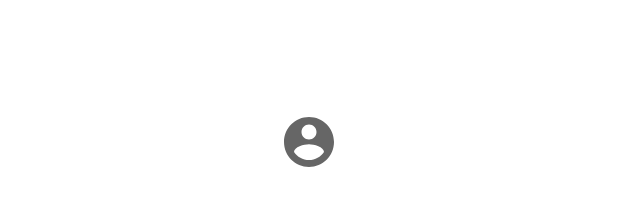
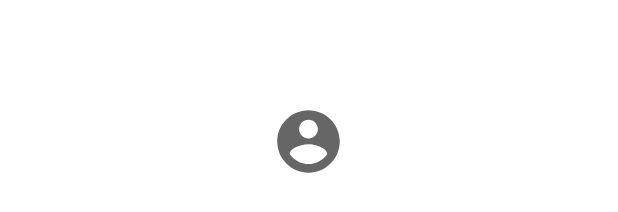
Before and after one commit to fyreplace/fyreplace-android, an Android app: the layout preference_image.xml on its own in the app's theme, with its tools: preview values and no code run, on a phone screen of 412 x 824 dp. Shown: the part 476-688 px from the top of the screen. Run offline under Robolectric (Android 15) with nearby library versions, the phone set to English and light mode, and no system bars.

Commit message:
Make settings avatar larger

```diff
--- a/app/src/main/res/layout/preference_image.xml
+++ b/app/src/main/res/layout/preference_image.xml
@@ -5,8 +5,8 @@
 
     <ImageView
         android:id="@+id/image"
-        android:layout_width="@dimen/avatar_size"
-        android:layout_height="@dimen/avatar_size"
+        android:layout_width="@dimen/preference_image_size"
+        android:layout_height="@dimen/preference_image_size"
         android:layout_gravity="center"
         android:src="@drawable/ic_baseline_account_circle" />
 </FrameLayout>
--- a/app/src/main/res/values/dimens.xml
+++ b/app/src/main/res/values/dimens.xml
@@ -5,6 +5,7 @@
     <dimen name="gap_wide">32dp</dimen>
     <dimen name="corner_size">4dp</dimen>
     <dimen name="avatar_size">40dp</dimen>
+    <dimen name="preference_image_size">50dp</dimen>
     <dimen name="item_height">140dp</dimen>
     <dimen name="login_form_width">240dp</dimen>
 </resources>
```
